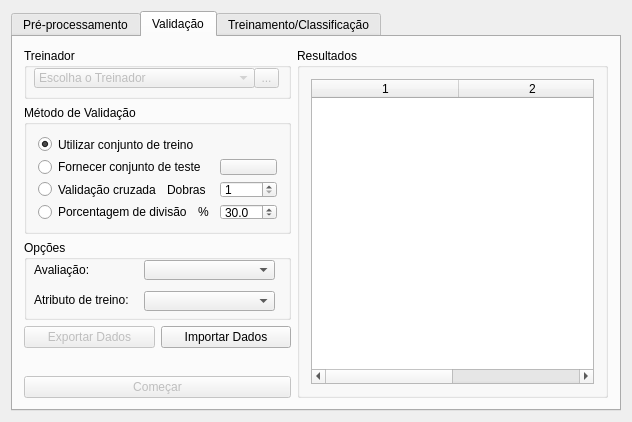
Above: Interface/InterfaceFAMA/janela.ui from cristianommsilva/machine-learning-ip-ime before the change. Below: the same form after it.
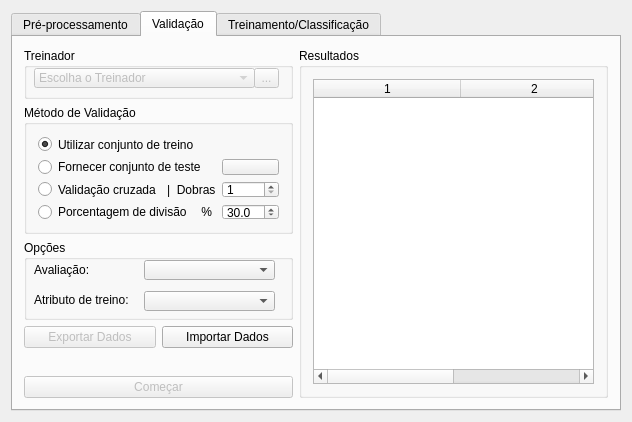
That is the form after the change. The open tabs and pages were chosen to show the change. Icons and pictures are not drawn.

What changed in the file:
```diff
--- a/Interface/InterfaceFAMA/janela.ui
+++ b/Interface/InterfaceFAMA/janela.ui
@@ -781,13 +781,6 @@
             </property>
            </widget>
           </item>
-          <item row="2" column="1" colspan="2">
-           <widget class="QLabel" name="label_kDobras">
-            <property name="text">
-             <string>Dobras</string>
-            </property>
-           </widget>
-          </item>
           <item row="2" column="3">
            <widget class="QSpinBox" name="spinBox_kDobras">
             <property name="minimum">
@@ -808,7 +801,7 @@
           <item row="3" column="2">
            <widget class="QLabel" name="label_kDobras_2">
             <property name="text">
-             <string>%</string>
+             <string> %</string>
             </property>
            </widget>
           </item>
@@ -825,6 +818,13 @@
             </property>
            </widget>
           </item>
+          <item row="2" column="1" colspan="2">
+           <widget class="QLabel" name="label_kDobras">
+            <property name="text">
+             <string>|  Dobras</string>
+            </property>
+           </widget>
+          </item>
          </layout>
         </widget>
        </item>
```
Left out of the diff: 17 changed lines with no effect on the pictures.
